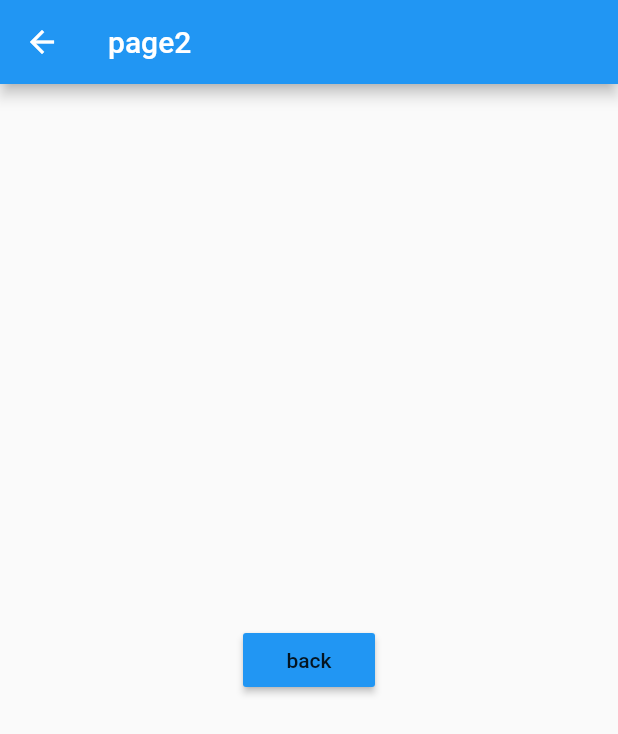
After one commit to MonkeyInWind/flutter_demo, a Flutter app: the screen it shows after launch, after a tap on the "arrow forward" icon, on a phone screen of 412 x 824 dp. The commit adds this screen. Shown: the top 734 px of the screen. Run offline on Flutter 3.47's test engine with Material 2 defaults, Android fonts, the phone set to English and light mode, and no system bars.

Commit message:
icon buttn navigatior

```diff
--- a/lib/page1.dart
+++ b/lib/page1.dart
@@ -1,4 +1,5 @@
 import 'package:flutter/material.dart';
+import 'package:flutter_demo/page2.dart';
 
 class Page1 extends StatelessWidget {
   @override
@@ -14,7 +15,17 @@ class Page1 extends StatelessWidget {
             color: Color.fromARGB(0xFF, 0xFF, 0x11, 0xF5)
           )
         )
+      ),
+      floatingActionButton: FloatingActionButton(
+        onPressed: () {
+          print('pressed next page');
+          Navigator.push(
+            context,
+            new MaterialPageRoute(builder: (context) => Page2()),
+          );
+        },
+        child: new Icon(Icons.arrow_forward),
       )
-  );
+    );
   }
 }
--- /dev/null
+++ b/lib/page2.dart
@@ -0,0 +1,22 @@
+import 'package:flutter/material.dart';
+
+class Page2 extends StatelessWidget {
+  @override
+  Widget build(BuildContext context) {
+    return Scaffold(
+      appBar: AppBar(
+        title: Text('page2')
+      ),
+      body: Center(
+        child: MaterialButton(
+          child: Text('back'),
+          color: Colors.blue,
+          onPressed: () {
+            print('back');
+            Navigator.pop(context);
+          }
+        )
+      )
+    );
+  }
+}
```
